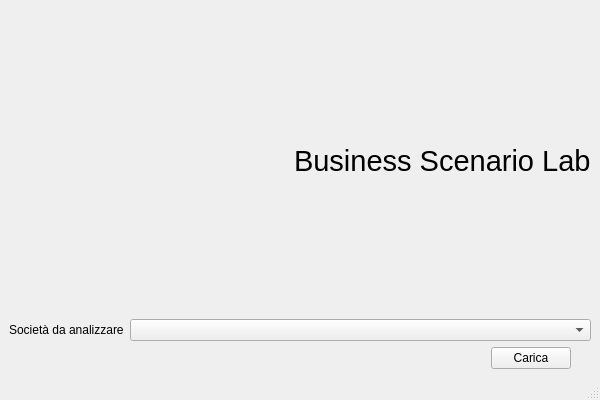
Above: ui/startupwindow.ui from TdP-prove-finali/CavalloGabriele before the change. Below: the same form after it.
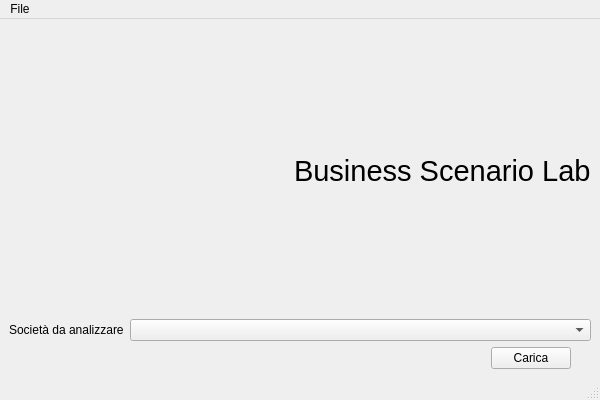
That is the form after the change.

```diff
--- a/ui/startupwindow.ui
+++ b/ui/startupwindow.ui
@@ -127,6 +127,13 @@
      <height>30</height>
     </rect>
    </property>
+   <widget class="QMenu" name="menuFile">
+    <property name="title">
+     <string>File</string>
+    </property>
+    <addaction name="actionImportazione"/>
+   </widget>
+   <addaction name="menuFile"/>
   </widget>
   <widget class="QStatusBar" name="statusbar"/>
  </widget>
```
Left out of the diff: 14 changed lines with no effect on the pictures.
